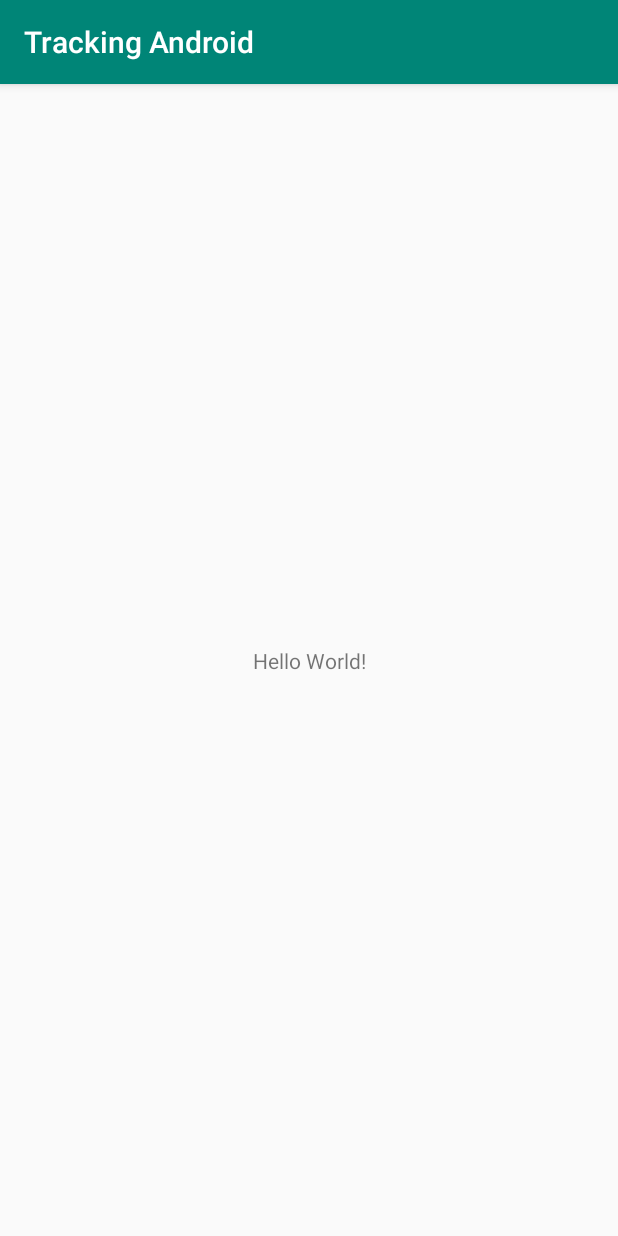
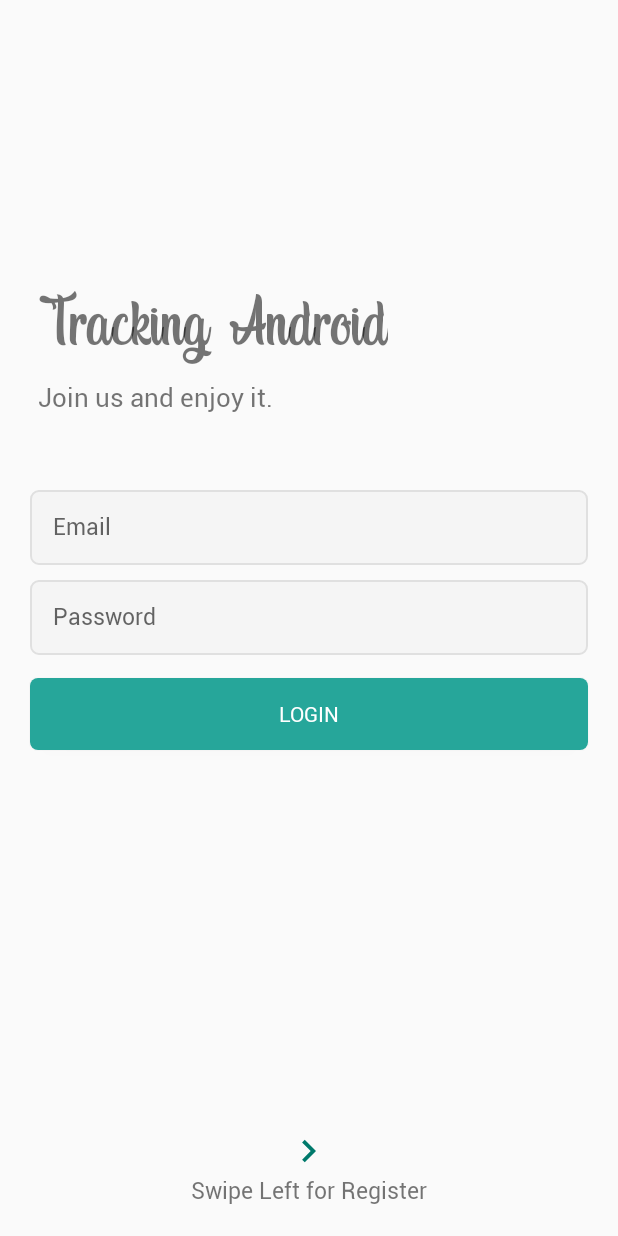
Before and after one commit to brayanL/tracking-apps, an Android app: the screen it shows after launch (MainActivity), on a phone screen of 412 x 824 dp. Run offline under Robolectric (Android 15) with nearby library versions, the phone set to English and light mode, and no system bars.

Commit message:
Login and Register Forms

```diff
--- a/tracking-android/app/src/main/AndroidManifest.xml
+++ b/tracking-android/app/src/main/AndroidManifest.xml
@@ -9,7 +9,10 @@
         android:roundIcon="@mipmap/ic_launcher_round"
         android:supportsRtl="true"
         android:theme="@style/AppTheme">
-        <activity android:name=".MainActivity">
+        <activity
+            android:name=".main.MainActivity"
+            android:theme="@style/AppTheme.NoActionBar"
+            >
             <intent-filter>
                 <action android:name="android.intent.action.MAIN" />
 
--- /dev/null
+++ b/tracking-android/app/src/main/java/tracking/com/trackingandroid/apps/authenticate/LoginFragment.java
@@ -0,0 +1,25 @@
+package tracking.com.trackingandroid.apps.authenticate;
+
+import android.os.Bundle;
+import android.support.v4.app.Fragment;
+import android.view.LayoutInflater;
+import android.view.View;
+import android.view.ViewGroup;
+
+import tracking.com.trackingandroid.R;
+
+public class LoginFragment extends Fragment {
+
+    public LoginFragment() {
+        // Required empty public constructor
+    }
+
+
+    @Override
+    public View onCreateView(LayoutInflater inflater, ViewGroup container,
+                             Bundle savedInstanceState) {
+        // Inflate the layout for this fragment
+        return inflater.inflate(R.layout.fragment_login, container, false);
+    }
+
+}
--- /dev/null
+++ b/tracking-android/app/src/main/java/tracking/com/trackingandroid/apps/authenticate/RegisterFragment.java
@@ -0,0 +1,23 @@
+package tracking.com.trackingandroid.apps.authenticate;
+
+import android.os.Bundle;
+import android.support.v4.app.Fragment;
+import android.view.LayoutInflater;
+import android.view.View;
+import android.view.ViewGroup;
+
+import tracking.com.trackingandroid.R;
+
+public class RegisterFragment extends Fragment {
+
+    public RegisterFragment() {
+        // Required empty public constructor
+    }
+
+    @Override
+    public View onCreateView(LayoutInflater inflater, ViewGroup container,
+                             Bundle savedInstanceState) {
+        // Inflate the layout for this fragment
+        return inflater.inflate(R.layout.fragment_register, container, false);
+    }
+}
--- /dev/null
+++ b/tracking-android/app/src/main/java/tracking/com/trackingandroid/main/AuthenticationPagerAdapter.java
@@ -0,0 +1,30 @@
+package tracking.com.trackingandroid.main;
+
+import android.support.v4.app.Fragment;
+import android.support.v4.app.FragmentManager;
+import android.support.v4.app.FragmentPagerAdapter;
+
+import java.util.ArrayList;
+
+public class AuthenticationPagerAdapter extends FragmentPagerAdapter {
+
+    private ArrayList<Fragment> fragmentList = new ArrayList<>();
+
+    public AuthenticationPagerAdapter(FragmentManager fm) {
+        super(fm);
+    }
+
+    @Override
+    public Fragment getItem(int i) {
+        return fragmentList.get(i);
+    }
+
+    @Override
+    public int getCount() {
+        return fragmentList.size();
+    }
+
+    void addFragmet(Fragment fragment) {
+        fragmentList.add(fragment);
+    }
+}
--- /dev/null
+++ b/tracking-android/app/src/main/java/tracking/com/trackingandroid/main/MainActivity.java
@@ -0,0 +1,25 @@
+package tracking.com.trackingandroid.main;
+
+import android.support.v4.view.ViewPager;
+import android.support.v7.app.AppCompatActivity;
+import android.os.Bundle;
+
+import tracking.com.trackingandroid.R;
+import tracking.com.trackingandroid.apps.authenticate.LoginFragment;
+import tracking.com.trackingandroid.apps.authenticate.RegisterFragment;
+
+public class MainActivity extends AppCompatActivity {
+
+    @Override
+    protected void onCreate(Bundle savedInstanceState) {
+        super.onCreate(savedInstanceState);
+        setContentView(R.layout.activity_main);
+
+        ViewPager viewPager = findViewById(R.id.viewPager);
+
+        AuthenticationPagerAdapter pagerAdapter = new AuthenticationPagerAdapter(getSupportFragmentManager());
+        pagerAdapter.addFragmet(new LoginFragment());
+        pagerAdapter.addFragmet(new RegisterFragment());
+        viewPager.setAdapter(pagerAdapter);
+    }
+}
--- /dev/null
+++ b/tracking-android/app/src/main/res/drawable/btn_custom.xml
@@ -0,0 +1,14 @@
+<?xml version="1.0" encoding="utf-8"?>
+<shape xmlns:android="http://schemas.android.com/apk/res/android"
+    android:padding="10dp"
+    android:shape="rectangle" >
+
+    <solid android:color="#26a69a" />
+
+    <corners
+        android:bottomLeftRadius="5dp"
+        android:bottomRightRadius="5dp"
+        android:topLeftRadius="5dp"
+        android:topRightRadius="5dp" />
+
+</shape>
--- /dev/null
+++ b/tracking-android/app/src/main/res/drawable/et_custom.xml
@@ -0,0 +1,18 @@
+<?xml version="1.0" encoding="utf-8"?>
+<shape xmlns:android="http://schemas.android.com/apk/res/android"
+    android:padding="10dp"
+    android:shape="rectangle" >
+
+    <solid android:color="#f5f5f5" />
+
+    <stroke
+        android:width="1dp"
+        android:color="#e0e0e0" />
+
+    <corners
+        android:bottomLeftRadius="5dp"
+        android:bottomRightRadius="5dp"
+        android:topLeftRadius="5dp"
+        android:topRightRadius="5dp" />
+
+</shape>
--- /dev/null
+++ b/tracking-android/app/src/main/res/drawable/ic_arrow_right.xml
@@ -0,0 +1,9 @@
+<?xml version="1.0" encoding="utf-8"?>
+<vector android:height="24dp"
+    android:tint="@color/colorPrimary"
+    android:viewportHeight="24.0"
+    android:viewportWidth="24.0"
+    android:width="24dp"
+    xmlns:android="http://schemas.android.com/apk/res/android">
+    <path android:fillColor="#FF000000" android:pathData="M8.59,16.34l4.58,-4.59 -4.58,-4.59L10,5.75l6,6 -6,6z"/>
+</vector>
--- a/tracking-android/app/src/main/res/layout/activity_main.xml
+++ b/tracking-android/app/src/main/res/layout/activity_main.xml
@@ -1,18 +1,14 @@
 <?xml version="1.0" encoding="utf-8"?>
-<android.support.constraint.ConstraintLayout xmlns:android="http://schemas.android.com/apk/res/android"
-    xmlns:app="http://schemas.android.com/apk/res-auto"
+<RelativeLayout
+    xmlns:android="http://schemas.android.com/apk/res/android"
     xmlns:tools="http://schemas.android.com/tools"
     android:layout_width="match_parent"
     android:layout_height="match_parent"
-    tools:context=".MainActivity">
+    tools:context=".main.MainActivity">
 
-    <TextView
-        android:layout_width="wrap_content"
-        android:layout_height="wrap_content"
-        android:text="Hello World!"
-        app:layout_constraintBottom_toBottomOf="parent"
-        app:layout_constraintLeft_toLeftOf="parent"
-        app:layout_constraintRight_toRightOf="parent"
-        app:layout_constraintTop_toTopOf="parent" />
+    <android.support.v4.view.ViewPager
+        android:id="@+id/viewPager"
+        android:layout_width="match_parent"
+        android:layout_height="match_parent"/>
 
-</android.support.constraint.ConstraintLayout>
+</RelativeLayout>
--- /dev/null
+++ b/tracking-android/app/src/main/res/layout/fragment_login.xml
@@ -0,0 +1,90 @@
+<?xml version="1.0" encoding="utf-8"?>
+<RelativeLayout xmlns:android="http://schemas.android.com/apk/res/android"
+    xmlns:tools="http://schemas.android.com/tools"
+    android:layout_width="match_parent"
+    android:layout_height="match_parent"
+    tools:context=".LoginFragment">
+
+    <TextView
+        android:id="@+id/tv_title"
+        android:layout_width="wrap_content"
+        android:layout_height="wrap_content"
+        android:text="@string/app_name"
+        android:textSize="50sp"
+        android:fontFamily="@font/indigo_daisy"
+        android:layout_marginStart="25dp"
+        android:layout_marginBottom="10dp"
+        android:layout_above="@id/tv_subtitle"/>
+
+    <TextView
+        android:id="@+id/tv_subtitle"
+        android:layout_width="wrap_content"
+        android:layout_height="wrap_content"
+        android:text="@string/tag"
+        android:textSize="17sp"
+        android:fontFamily="@font/roboto_regular"
+        android:layout_marginStart="25dp"
+        android:layout_marginBottom="50dp"
+        android:layout_above="@id/et_email"/>
+
+    <EditText
+        android:id="@+id/et_email"
+        android:layout_width="match_parent"
+        android:layout_height="50dp"
+        android:hint="@string/e_mail"
+        android:layout_marginLeft="20dp"
+        android:layout_marginRight="20dp"
+        android:padding="15dp"
+        android:inputType="textEmailAddress"
+        android:fontFamily="@font/roboto_regular"
+        android:layout_above="@id/et_password"
+        android:background="@drawable/et_custom"
+        android:textSize="15sp" />
+
+    <EditText
+        android:id="@+id/et_password"
+        android:layout_width="match_parent"
+        android:layout_height="50dp"
+        android:hint="@string/password"
+        android:layout_marginLeft="20dp"
+        android:layout_marginRight="20dp"
+        android:layout_marginTop="10dp"
+        android:padding="15dp"
+        android:fontFamily="@font/roboto_regular"
+        android:inputType="textPassword"
+        android:layout_centerInParent="true"
+        android:background="@drawable/et_custom"
+        android:textSize="15sp" />
+
+    <Button
+        android:id="@+id/btn_login"
+        android:layout_width="match_parent"
+        android:layout_height="wrap_content"
+        android:layout_below="@id/et_password"
+        android:background="@drawable/btn_custom"
+        android:layout_marginLeft="20dp"
+        android:layout_marginRight="20dp"
+        android:layout_marginTop="15dp"
+        android:fontFamily="@font/roboto_regular"
+        android:textColor="@android:color/white"
+        android:text="@string/login"/>
+
+    <ImageView
+        android:layout_width="30dp"
+        android:layout_height="30dp"
+        android:src="@drawable/ic_arrow_right"
+        android:layout_above="@id/swipeRight"
+        android:layout_centerHorizontal="true"/>
+
+    <TextView
+        android:id="@+id/swipeRight"
+        android:layout_width="wrap_content"
+        android:layout_height="wrap_content"
+        android:text="@string/swipe_left_for_register"
+        android:textSize="15sp"
+        android:fontFamily="@font/roboto_regular"
+        android:layout_centerHorizontal="true"
+        android:layout_alignParentBottom="true"
+        android:layout_marginBottom="20dp"/>
+
+</RelativeLayout>
--- a/tracking-android/app/src/main/res/values/colors.xml
+++ b/tracking-android/app/src/main/res/values/colors.xml
@@ -1,6 +1,6 @@
 <?xml version="1.0" encoding="utf-8"?>
 <resources>
-    <color name="colorPrimary">#008577</color>
-    <color name="colorPrimaryDark">#00574B</color>
-    <color name="colorAccent">#D81B60</color>
+    <color name="colorPrimary">#00796b</color>
+    <color name="colorPrimaryDark">#00695C</color>
+    <color name="colorAccent">#FF4081</color>
 </resources>
--- a/tracking-android/app/src/main/res/values/strings.xml
+++ b/tracking-android/app/src/main/res/values/strings.xml
@@ -1,3 +1,16 @@
 <resources>
     <string name="app_name">Tracking Android</string>
+
+    <!-- TODO: Remove or change this placeholder text -->
+    <string name="hello_blank_fragment">Hello blank fragment</string>
+
+    <string name="swipe_left_for_register">Swipe Left for Register</string>
+    <string name="login">Login</string>
+    <string name="password">Password</string>
+    <string name="e_mail">Email</string>
+    <string name="tag">Join us and enjoy it.</string>
+    <string name="swipe_right_for_login">Swipe Right for Login</string>
+    <string name="register">Register</string>
+    <string name="re_type_password">Re-type Password</string>
+    <string name="your_name">Full Name</string>
 </resources>
--- a/tracking-android/app/src/main/res/values/styles.xml
+++ b/tracking-android/app/src/main/res/values/styles.xml
@@ -8,4 +8,10 @@
         <item name="colorAccent">@color/colorAccent</item>
     </style>
 
+    <!--Added-->
+    <style name="AppTheme.NoActionBar">
+        <item name="windowActionBar">false</item>
+        <item name="windowNoTitle">true</item>
+    </style>
+
 </resources>
```
Also changed, not shown: tracking-android/app/build.gradle (+35 -0 lines), tracking-android/app/src/main/java/tracking/com/trackingandroid/MainActivity.java (deleted, +0 -13 lines), tracking-android/app/src/main/res/drawable/ic_arrow_left.xml (added, +9 -0 lines), tracking-android/app/src/main/res/layout/fragment_register.xml (added, +126 -0 lines), tracking-android/build.gradle (+11 -0 lines), tracking-android/app/src/main/res/font/indigo_daisy.ttf (added), tracking-android/app/src/main/res/font/roboto_regular.ttf (added).
